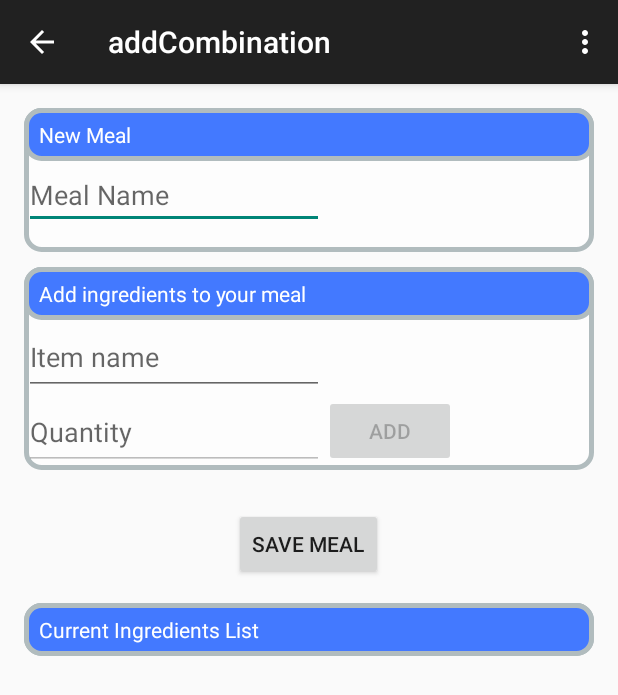
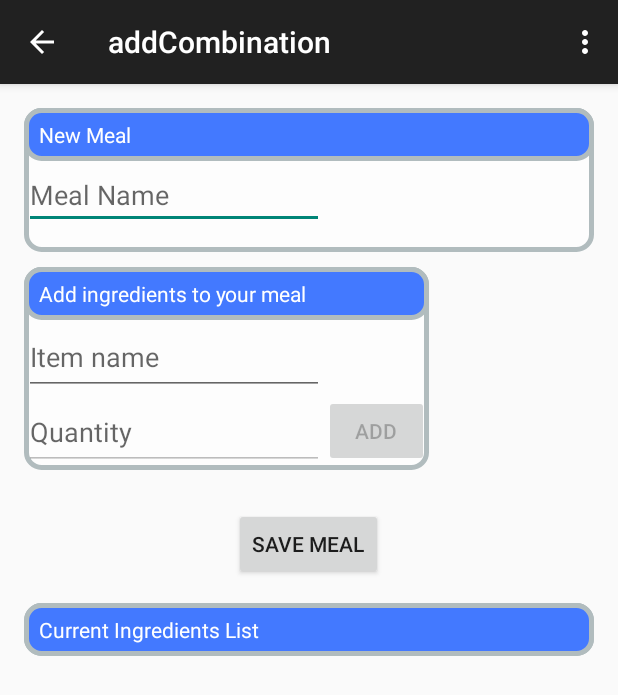
Before and after one commit to lukeboland1/FYP, an Android app: the addCombination screen opened directly, with no data from a screen before it, on a phone screen of 412 x 824 dp. Shown: the top 695 px of the screen. Run offline under Robolectric (Android 15) with nearby library versions, the light colour scheme and no system bars; 4 statements that could not run were skipped.

Commit message:
Phone version demoed

```diff
--- a/app/src/main/res/layout/activity_add_combination.xml
+++ b/app/src/main/res/layout/activity_add_combination.xml
@@ -35,7 +35,7 @@
     <RelativeLayout
         android:id="@+id/layout2"
         android:layout_below="@id/layout1"
-        android:layout_width="fill_parent"
+        android:layout_width="270dp"
         android:layout_height="wrap_content"
         android:background="@drawable/layoutwhite"
         android:layout_marginBottom="10dp">
@@ -73,9 +73,9 @@
         android:enabled="false"
         android:onClick="addToCombination"
         android:layout_below="@+id/myautocomplete1"
-        android:layout_toRightOf="@+id/myautocomplete1"
-        android:layout_toEndOf="@+id/myautocomplete1" />
-        </RelativeLayout>
+        android:layout_toRightOf="@+id/myautocomplete1" />
+
+    </RelativeLayout>
 
 
     <Button
--- a/app/src/main/res/layout/activity_add_entry.xml
+++ b/app/src/main/res/layout/activity_add_entry.xml
@@ -46,7 +46,6 @@
     <Button
         android:layout_width="wrap_content"
         android:layout_height="wrap_content"
-
         android:layout_below="@id/topBarEntry"
         android:layout_centerHorizontal="true"
         android:text="Add"
```
